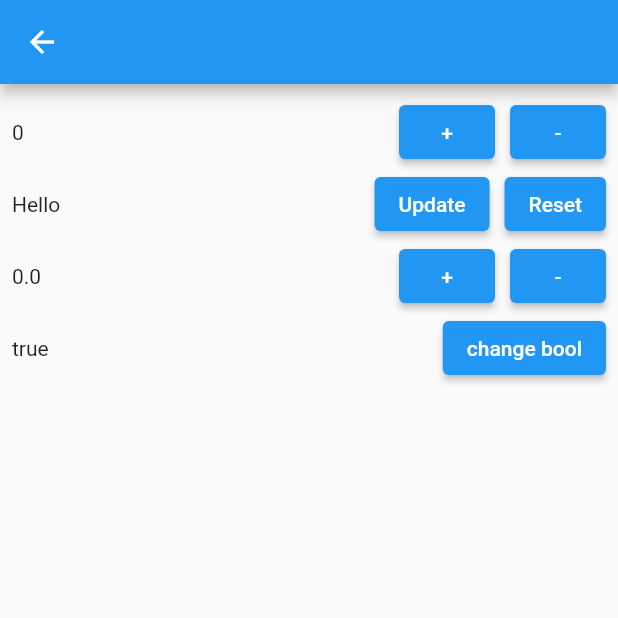
After one commit to sk8rboil/about_GetX, a Flutter app: the screen it shows after launch, after a tap on "State managememt", on a phone screen of 412 x 824 dp, the top half of it. The commit adds this screen. Run offline on Flutter 3.47's test engine with Material 2 defaults, Android fonts, the phone set to English and light mode, and no system bars; our stand-ins replace get.

Commit message:
add home_controller, state_management screens

```diff
--- /dev/null
+++ b/lib/controllers/home_controller.dart
@@ -0,0 +1,29 @@
+import 'package:get/get.dart';
+
+class HomeController extends GetxController {
+  RxInt value = 0.obs;
+  RxString dataString = "Hello".obs;
+  RxDouble dataDouble = 0.0.obs;
+  RxBool dataBool = true.obs;
+
+  void increment() => value++;
+  void decrement() => value--;
+  void updatestring() {
+    dataString.value = "Update Success!";
+  }
+
+  void resetstring() {
+    dataString.value = "Hello";
+  }
+
+  void incrementDouble() => dataDouble.value++;
+  void decrementDouble() => dataDouble.value--;
+
+  void changdataBool() {
+    if (dataBool.value == true) {
+      dataBool.value = false;
+    } else {
+      dataBool.value = true;
+    }
+  }
+}
--- a/lib/main.dart
+++ b/lib/main.dart
@@ -1,6 +1,7 @@
 // ignore_for_file: prefer_const_constructors
 
 import 'package:basic_get/homepage.dart';
+import 'package:basic_get/screens/state_management.dart';
 import 'package:flutter/material.dart';
 import 'package:get/get.dart';
 
@@ -21,6 +22,9 @@ class MyApp extends StatelessWidget {
         primarySwatch: Colors.blue,
       ),
       home: const MyHomepage(title: 'Flutter Demo Home Page'),
+      routes: {
+        '/state_management': (context) => MyStateManagement(),
+      },
     );
   }
 }
--- /dev/null
+++ b/lib/screens/state_management.dart
@@ -0,0 +1,111 @@
+// ignore_for_file: prefer_const_constructors
+
+import 'package:basic_get/controllers/home_controller.dart';
+import 'package:flutter/material.dart';
+import 'package:get/get.dart';
+
+class MyStateManagement extends StatelessWidget {
+  const MyStateManagement({Key? key}) : super(key: key);
+
+  @override
+  Widget build(BuildContext context) {
+    final counter = Get.put((HomeController()));
+    return Scaffold(
+      appBar: AppBar(),
+      body: ListView(
+        padding: EdgeInsets.all(8),
+        children: <Widget>[
+          obxInt(counter),
+          obxString(counter),
+          obxDouble(counter),
+          obxBool(counter),
+        ],
+      ),
+    );
+  }
+
+  Row obxBool(HomeController counter) {
+    return Row(
+      mainAxisAlignment: MainAxisAlignment.spaceBetween,
+      children: <Widget>[
+        Obx(() => Text(counter.dataBool.toString())),
+        ElevatedButton(
+          onPressed: counter.changdataBool,
+          child: Text('change bool'),
+        ),
+      ],
+    );
+  }
+
+  Row obxDouble(HomeController counter) {
+    return Row(
+      mainAxisAlignment: MainAxisAlignment.spaceBetween,
+      children: <Widget>[
+        Obx(() => Text(counter.dataDouble.toString())),
+        Row(
+          children: [
+            ElevatedButton(
+              onPressed: counter.incrementDouble,
+              child: Text('+'),
+            ),
+            SizedBox(
+              width: 10,
+            ),
+            ElevatedButton(
+              onPressed: counter.decrementDouble,
+              child: Text('-'),
+            ),
+          ],
+        ),
+      ],
+    );
+  }
+
+  Row obxString(HomeController counter) {
+    return Row(
+      mainAxisAlignment: MainAxisAlignment.spaceBetween,
+      children: [
+        Obx(() => Text(counter.dataString.toString())),
+        Row(
+          children: [
+            ElevatedButton(
+              onPressed: counter.updatestring,
+              child: Text('Update'),
+            ),
+            SizedBox(
+              width: 10,
+            ),
+            ElevatedButton(
+              onPressed: counter.resetstring,
+              child: Text('Reset'),
+            ),
+          ],
+        ),
+      ],
+    );
+  }
+
+  Row obxInt(HomeController counter) {
+    return Row(
+      mainAxisAlignment: MainAxisAlignment.spaceBetween,
+      children: <Widget>[
+        Obx(() => Text(counter.value.toString())),
+        Row(
+          children: [
+            ElevatedButton(
+              onPressed: counter.increment,
+              child: Text('+'),
+            ),
+            SizedBox(
+              width: 10,
+            ),
+            ElevatedButton(
+              onPressed: counter.decrement,
+              child: Text('-'),
+            ),
+          ],
+        ),
+      ],
+    );
+  }
+}
```
Also changed, not shown: lib/homepage.dart (+71 -1 lines), lib/screens/second_screen.dart (renamed from lib/screen/second_screen.dart).
